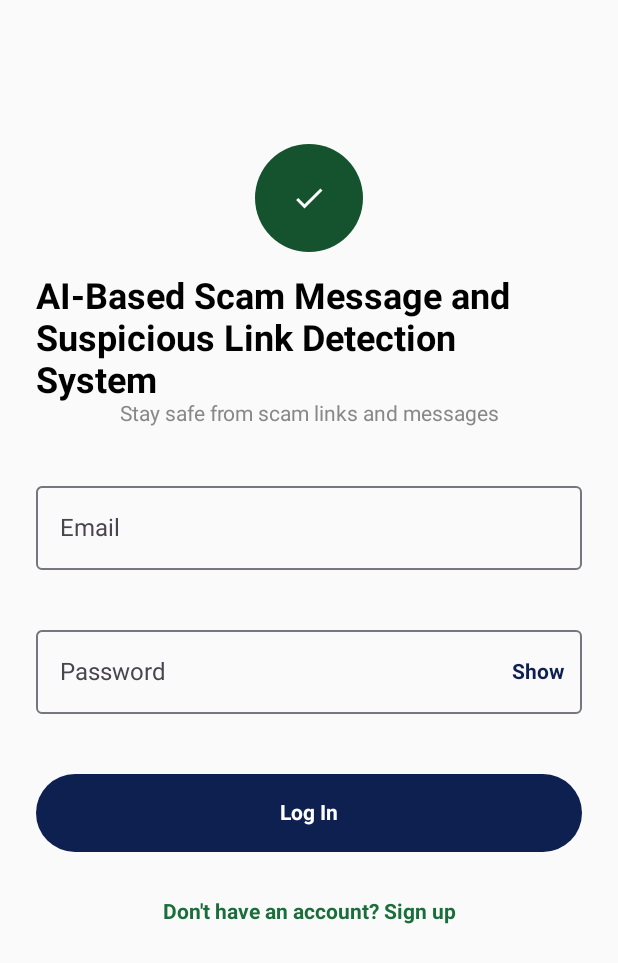
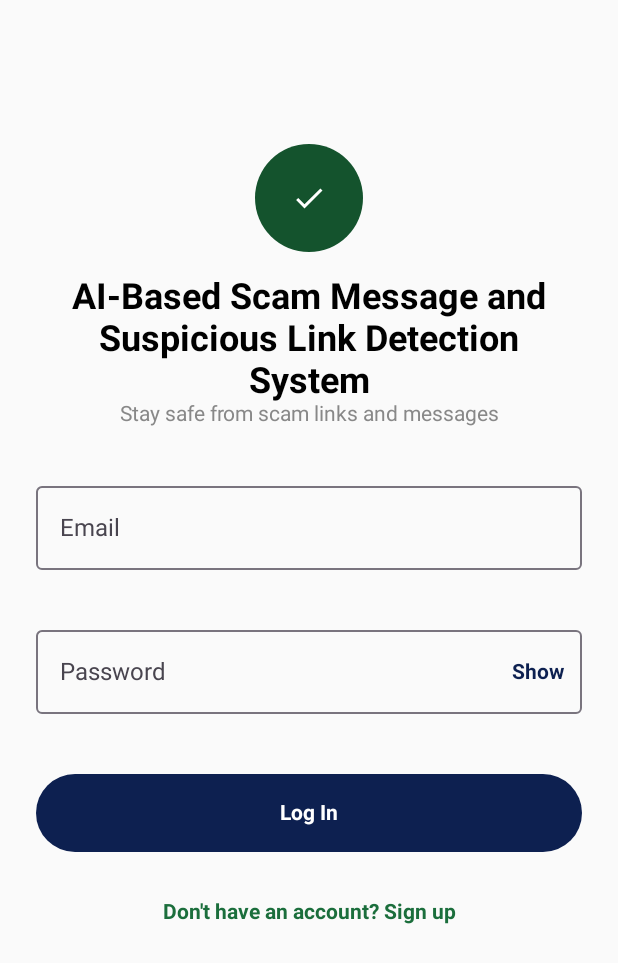
Before and after one commit to zalkhwai-dev/-scam-detector-team, an Android app built with Jetpack Compose: the screen it shows after launch (MainActivity), on a phone screen of 412 x 824 dp. Shown: the top 963 px of the screen. Run offline under Robolectric (Android 15) with nearby library versions, the phone set to English and light mode, and no system bars.

Commit message:
Center the login screen title

```diff
--- a/android/app/src/main/java/com/example/aiscamdetector/ui/screens/LoginScreen.kt
+++ b/android/app/src/main/java/com/example/aiscamdetector/ui/screens/LoginScreen.kt
@@ -59,7 +59,7 @@ fun LoginScreen(
             Icon(Icons.Default.Check, contentDescription = null, tint = Color.White)
         }
         Spacer(Modifier.height(16.dp))
-        Text("AI-Based Scam Message and Suspicious Link Detection System", style = MaterialTheme.typography.titleLarge)
+        Text("AI-Based Scam Message and Suspicious Link Detection System", style = MaterialTheme.typography.titleLarge, textAlign = TextAlign.Center)
         Text(
             "Stay safe from scam links and messages",
             style = MaterialTheme.typography.bodyMedium,
```
